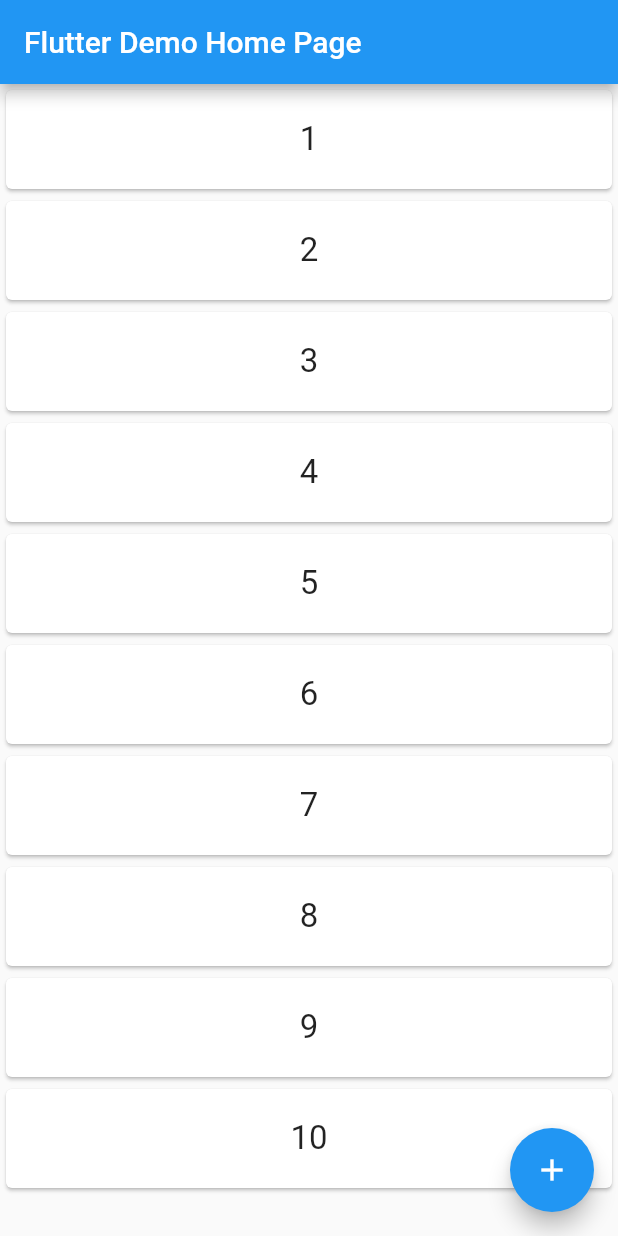
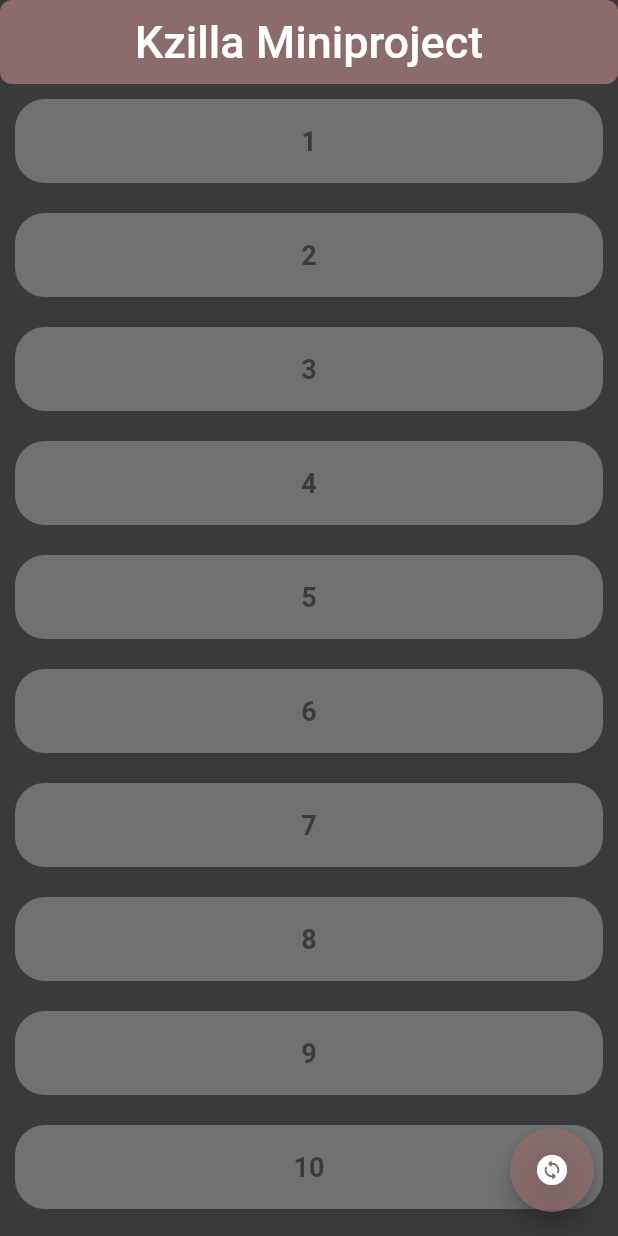
Before and after one commit to nikhil-RGB/kzilla-task-2, a Flutter app: the screen it shows after launch, on a phone screen of 412 x 824 dp. Run offline on Flutter 3.47's test engine with Material 2 defaults, Android fonts, the phone set to English and light mode, and no system bars.

Commit message:
Improve UI, modify colour scheme

```diff
--- /dev/null
+++ b/basic_counter/lib/constants/Colors.dart
@@ -0,0 +1,7 @@
+import 'package:flutter/material.dart';
+
+//normal mode Colors
+const Color tdBlack = Color(0xFF3A3A3A);
+const Color tdGrey = Color(0xFF717171);
+const Color blackMain = Color.fromARGB(255, 50, 48, 50);
+const Color items_dark = Color.fromARGB(255, 151, 146, 151);
--- a/basic_counter/lib/main.dart
+++ b/basic_counter/lib/main.dart
@@ -1,5 +1,7 @@
 import 'package:flutter/material.dart';
 import 'dart:math';
+
+import 'constants/Colors.dart';
 
 void main() {
   runApp(const MyApp());
@@ -12,26 +14,17 @@ class MyApp extends StatelessWidget {
   @override
   Widget build(BuildContext context) {
     return MaterialApp(
-      title: 'Flutter Demo',
-      theme: ThemeData(
-        // This is the theme of your application.
-        //
-        // Try running your application with "flutter run". You'll see the
-        // application has a blue toolbar. Then, without quitting the app, try
-        // changing the primarySwatch below to Colors.green and then invoke
-        // "hot reload" (press "r" in the console where you ran "flutter run",
-        // or simply save your changes to "hot reload" in a Flutter IDE).
-        // Notice that the counter didn't reset back to zero; the application
-        // is not restarted.
-        primarySwatch: Colors.blue,
-      ),
-      home: MyHomePage(title: 'Flutter Demo Home Page'),
-    );
+        title: 'Flutter Demo',
+        theme: ThemeData(
+          // This is the theme of the application
+          primarySwatch: Colors.blue,
+        ),
+        home: MyHomePage());
   }
 }
 
 class MyHomePage extends StatefulWidget {
-  MyHomePage({Key? key, required this.title}) : super(key: key);
+  MyHomePage({Key? key}) : super(key: key);
 
   // This widget is the home page of your application. It is stateful, meaning
   // that it has a State object (defined below) that contains fields that affect
@@ -41,8 +34,6 @@ class MyHomePage extends StatefulWidget {
   // case the title) provided by the parent (in this case the App widget) and
   // used by the build method of the State. Fields in a Widget subclass are
   // always marked "final".
-
-  final String title;
 
   @override
   State<MyHomePage> createState() => _MyHomePageState();
@@ -54,9 +45,7 @@ class _MyHomePageState extends State<MyHomePage> {
     setState(() {
       // This call to setState tells the Flutter framework that something has
       // changed in this State, which causes it to rerun the build method below
-      // so that the display can reflect the updated values. If we changed
-      // _counter without calling setState(), then the build method would not be
-      // called again, and so nothing would appear to happen.
+      // so that the display can reflect the updated values.
       Random random = new Random();
       int randomNumber = random.nextInt(100);
       _itemcnt = randomNumber;
@@ -67,38 +56,50 @@ class _MyHomePageState extends State<MyHomePage> {
   Widget build(BuildContext context) {
     // This method is rerun every time setState is called, for instance as done
     // by the _incrementCounter method above.
-    //
-    // The Flutter framework has been optimized to make rerunning build methods
-    // fast, so that you can just rebuild anything that needs updating rather
-    // than having to individually change instances of widgets.
     return Scaffold(
+      backgroundColor: tdBlack,
       appBar: AppBar(
-        // Here we take the value from the MyHomePage object that was created by
-        // the App.build method, and use it to set our appbar title.
-        title: Text(widget.title),
-      ),
+          shape: RoundedRectangleBorder(borderRadius: BorderRadius.circular(8)),
+          elevation: 0,
+          backgroundColor: Color.fromARGB(250, 142, 108, 108),
+          title: Center(
+            child: Text(
+              "Kzilla Miniproject",
+              style: TextStyle(
+                fontSize: 30,
+                fontWeight: FontWeight.w500,
+                color: Colors.white,
+              ),
+            ),
+          )),
       body: ListView.builder(
         itemCount: _itemcnt,
         itemBuilder: (context, position) {
-          return Card(
-            child: Padding(
-              padding: const EdgeInsets.all(20.0),
-              child: Center(
-                child: Text(
-                  (position + 1).toString(),
-                  style: TextStyle(fontSize: 22.0),
-                ),
+          return Container(
+            margin: EdgeInsets.all(10),
+            child: ListTile(
+              onTap: () => {},
+              shape: RoundedRectangleBorder(
+                  borderRadius: BorderRadius.circular(20)),
+              tileColor: tdGrey,
+              title: Center(
+                child: Text((position + 1).toString(),
+                    style: TextStyle(
+                      fontSize: 18,
+                      fontWeight: FontWeight.bold,
+                      color: tdBlack,
+                    )),
               ),
             ),
           );
         },
       ),
-
       floatingActionButton: FloatingActionButton(
         onPressed: _incrementCounter,
-        tooltip: 'Increment',
-        child: const Icon(Icons.add),
-      ), // This trailing comma makes auto-formatting nicer for build methods.
+        tooltip: 'Change range',
+        child: const Icon(Icons.change_circle_rounded),
+        backgroundColor: Color.fromARGB(199, 142, 108, 108),
+      ),
     );
   }
 }
```
